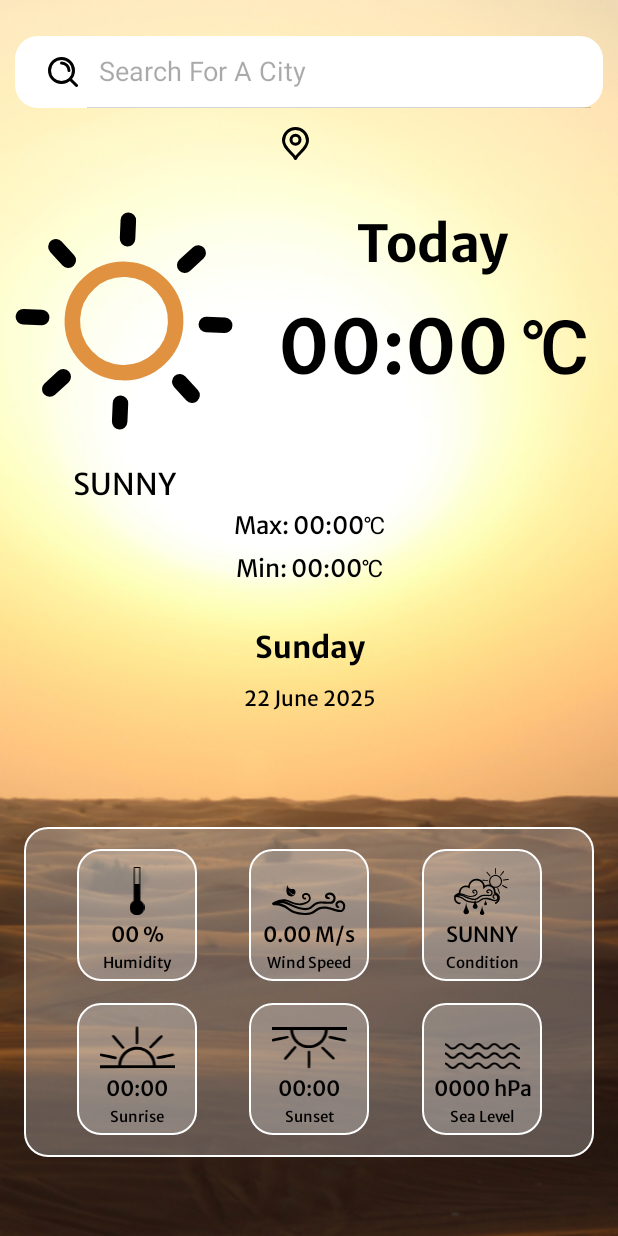
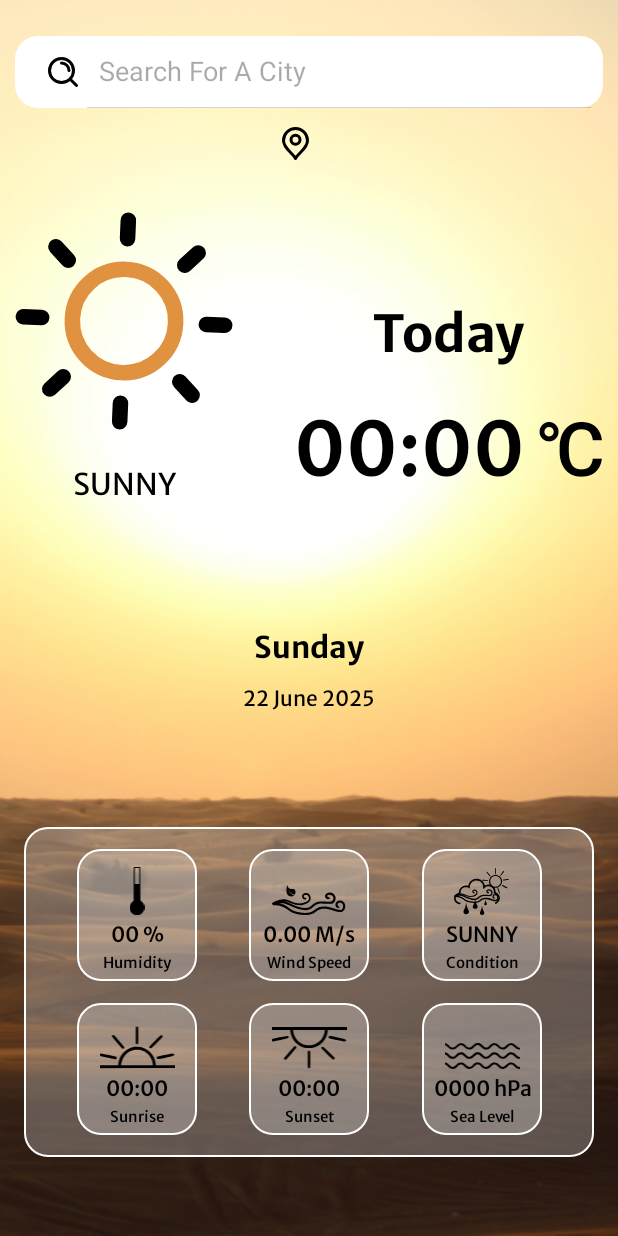
Before and after one commit to ShreyashBhardwaj/WeatherApp, an Android app: the screen it shows after launch (MainActivity), on a phone screen of 412 x 824 dp. Run offline under Robolectric (Android 15) with nearby library versions, the phone set to English and light mode, and no system bars.

```diff
--- a/app/src/main/java/com/example/weatherapp/WeatherResponse.java
+++ b/app/src/main/java/com/example/weatherapp/WeatherResponse.java
@@ -1,4 +1,5 @@
 package com.example.weatherapp;
+
 import java.util.List;
 
 public class WeatherResponse {
@@ -8,7 +9,6 @@ public class WeatherResponse {
     private Wind wind;
     private Sys sys;
 
-    // Getters & Setters
     public String getName() { return name; }
     public void setName(String name) { this.name = name; }
 
@@ -48,7 +48,11 @@ public class WeatherResponse {
     }
 
     public static class Weather {
+        private String main;         // ✅ ADD THIS!
         private String description;
+
+        public String getMain() { return main; }   // ✅ Getter
+        public void setMain(String main) { this.main = main; } // ✅ Setter
 
         public String getDescription() { return description; }
         public void setDescription(String description) { this.description = description; }
--- a/app/src/main/res/layout/activity_main.xml
+++ b/app/src/main/res/layout/activity_main.xml
@@ -53,12 +53,13 @@
         android:id="@+id/textView3"
         android:layout_width="wrap_content"
         android:layout_height="wrap_content"
-        android:layout_marginTop="20dp"
+        android:layout_marginTop="80dp"
         android:fontFamily="@font/merriweathersans_bold"
         android:text="Today"
         android:textColor="@color/black"
         android:textSize="34sp"
         app:layout_constraintEnd_toEndOf="parent"
+        app:layout_constraintHorizontal_bias="0.572"
         app:layout_constraintStart_toEndOf="@+id/lottieAnimationView"
         app:layout_constraintTop_toBottomOf="@+id/cityName" />
 
@@ -66,6 +67,7 @@
         android:id="@+id/temp"
         android:layout_width="wrap_content"
         android:layout_height="wrap_content"
+        android:layout_marginTop="8dp"
         android:fontFamily="@font/merriweathersans_semibold"
         android:text="00:00 ℃"
         android:textColor="@color/black"
```
Also changed, not shown: app/src/main/java/com/example/weatherapp/MainActivity.java (+31 -1 lines).
